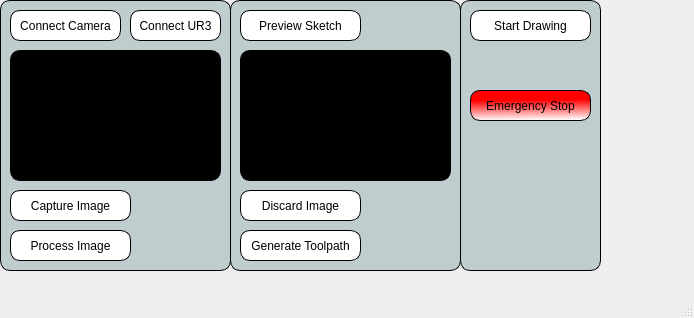
Before: the Qt Designer form src/picasso_ui/mainwindow.ui in JoeUTS/Robotics2, drawn with Qt 5.
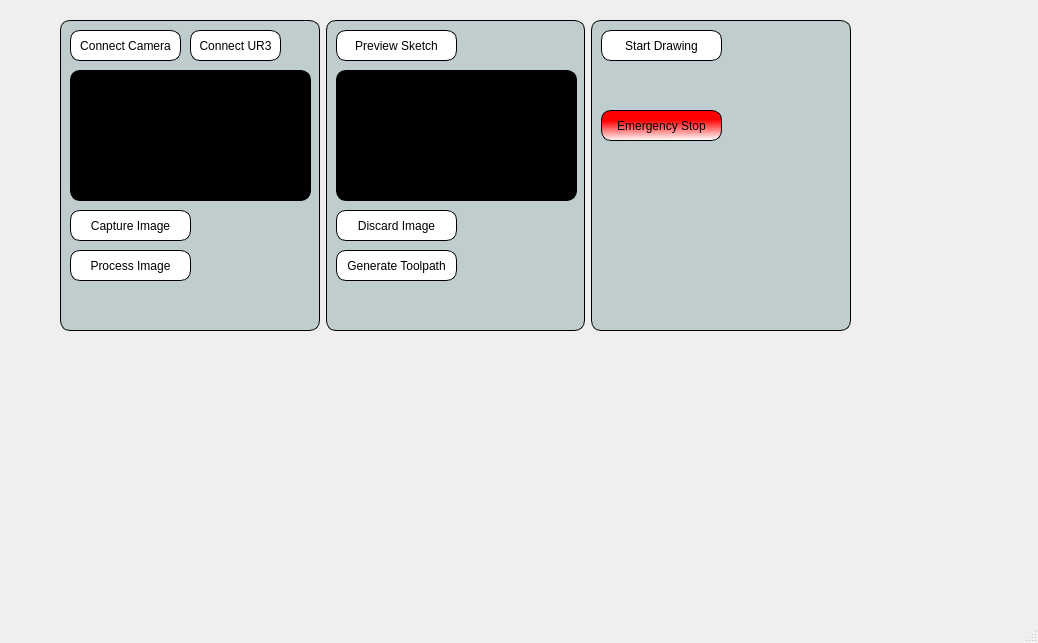
After: the same form once the commit is applied.

Patch:
```diff
--- a/src/picasso_ui/mainwindow.ui
+++ b/src/picasso_ui/mainwindow.ui
@@ -6,23 +6,26 @@
    <rect>
     <x>0</x>
     <y>0</y>
-    <width>694</width>
-    <height>318</height>
+    <width>1038</width>
+    <height>643</height>
    </rect>
   </property>
   <property name="windowTitle">
    <string>MainWindow</string>
   </property>
   <widget class="QWidget" name="centralwidget">
+   <widget class="QWidget" name="horizontalLayoutWidget">
+    <property name="geometry">
+     <rect>
+      <x>60</x>
+      <y>20</y>
+      <width>791</width>
+      <height>311</height>
+     </rect>
+    </property>
+    <layout class="QHBoxLayout" name="horizontalLayout">
+     <item>
    <widget class="QWidget" name="widget" native="true">
-    <property name="geometry">
-     <rect>
-      <x>0</x>
-      <y>0</y>
-      <width>231</width>
-      <height>271</height>
-     </rect>
-    </property>
     <property name="autoFillBackground">
      <bool>false</bool>
     </property>
@@ -52,7 +55,7 @@
       <rect>
        <x>10</x>
        <y>50</y>
-       <width>211</width>
+          <width>241</width>
        <height>131</height>
       </rect>
      </property>
@@ -109,65 +112,9 @@
      </property>
     </widget>
    </widget>
-   <widget class="QWidget" name="widget_3" native="true">
-    <property name="geometry">
-     <rect>
-      <x>460</x>
-      <y>0</y>
-      <width>141</width>
-      <height>271</height>
-     </rect>
-    </property>
-    <property name="autoFillBackground">
-     <bool>false</bool>
-    </property>
-    <property name="styleSheet">
-     <string notr="true">border: 1px solid black;
-background-color: rgb(191, 205, 206);
-border-radius: 10px;</string>
-    </property>
-    <widget class="QPushButton" name="startDrawing">
-     <property name="geometry">
-      <rect>
-       <x>10</x>
-       <y>10</y>
-       <width>121</width>
-       <height>31</height>
-      </rect>
-     </property>
-     <property name="styleSheet">
-      <string notr="true">background: white;</string>
-     </property>
-     <property name="text">
-      <string>Start Drawing</string>
-     </property>
-    </widget>
-    <widget class="QPushButton" name="eStopButton">
-     <property name="geometry">
-      <rect>
-       <x>10</x>
-       <y>90</y>
-       <width>121</width>
-       <height>31</height>
-      </rect>
-     </property>
-     <property name="styleSheet">
-      <string notr="true">background: qlineargradient(spread:pad, x1:0.352632, y1:0.324, x2:0.379, y2:1, stop:0 rgba(255, 0, 0, 255), stop:1 rgba(255, 255, 255, 255))</string>
-     </property>
-     <property name="text">
-      <string>Emergency Stop</string>
-     </property>
-    </widget>
-   </widget>
+     </item>
+     <item>
    <widget class="QWidget" name="widget_2" native="true">
-    <property name="geometry">
-     <rect>
-      <x>230</x>
-      <y>0</y>
-      <width>231</width>
-      <height>271</height>
-     </rect>
-    </property>
     <property name="autoFillBackground">
      <bool>false</bool>
     </property>
@@ -197,7 +144,7 @@
       <rect>
        <x>10</x>
        <y>50</y>
-       <width>211</width>
+          <width>241</width>
        <height>131</height>
       </rect>
      </property>
@@ -238,6 +185,53 @@
      </property>
     </widget>
    </widget>
+     </item>
+     <item>
+      <widget class="QWidget" name="widget_3" native="true">
+       <property name="autoFillBackground">
+        <bool>false</bool>
+       </property>
+       <property name="styleSheet">
+        <string notr="true">border: 1px solid black;
+background-color: rgb(191, 205, 206);
+border-radius: 10px;</string>
+       </property>
+       <widget class="QPushButton" name="startDrawing">
+        <property name="geometry">
+         <rect>
+          <x>10</x>
+          <y>10</y>
+          <width>121</width>
+          <height>31</height>
+         </rect>
+        </property>
+        <property name="styleSheet">
+         <string notr="true">background: white;</string>
+        </property>
+        <property name="text">
+         <string>Start Drawing</string>
+        </property>
+       </widget>
+       <widget class="QPushButton" name="eStopButton">
+        <property name="geometry">
+         <rect>
+          <x>10</x>
+          <y>90</y>
+          <width>121</width>
+          <height>31</height>
+         </rect>
+        </property>
+        <property name="styleSheet">
+         <string notr="true">background: qlineargradient(spread:pad, x1:0.352632, y1:0.324, x2:0.379, y2:1, stop:0 rgba(255, 0, 0, 255), stop:1 rgba(255, 255, 255, 255))</string>
+        </property>
+        <property name="text">
+         <string>Emergency Stop</string>
+        </property>
+       </widget>
+      </widget>
+     </item>
+    </layout>
+   </widget>
   </widget>
   <widget class="QMenuBar" name="menubar">
    <property name="geometry">
```
Left out of the diff: 2 changed lines with no effect on the pictures. Lines whose indentation alone changed are shown as unchanged.
